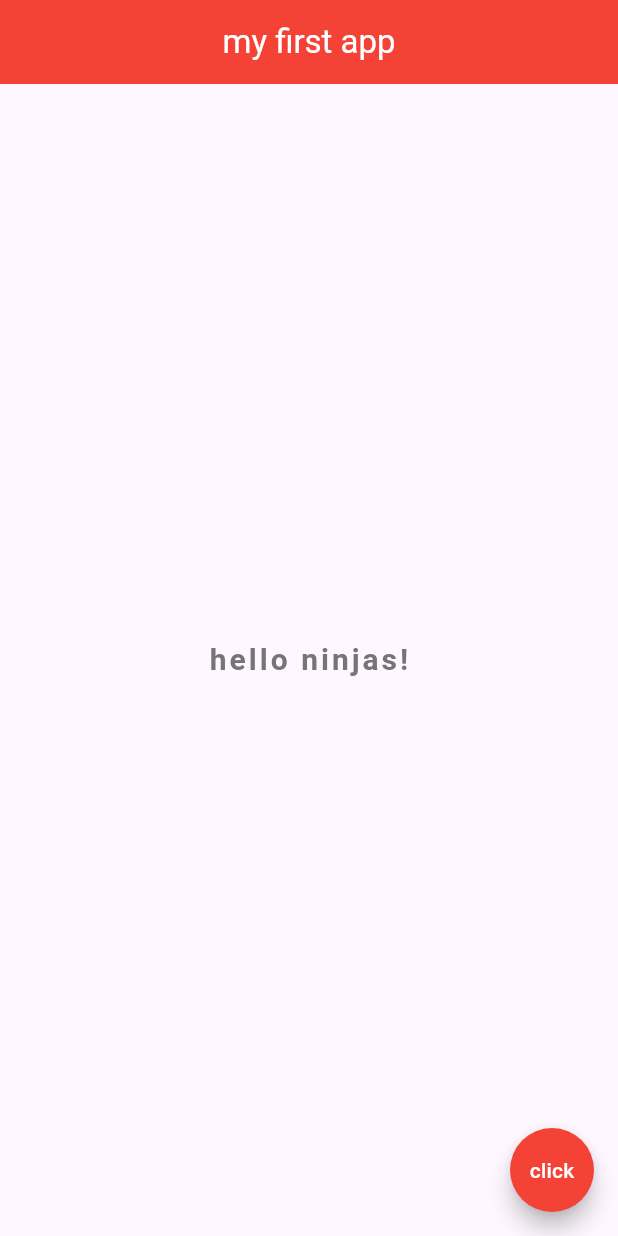
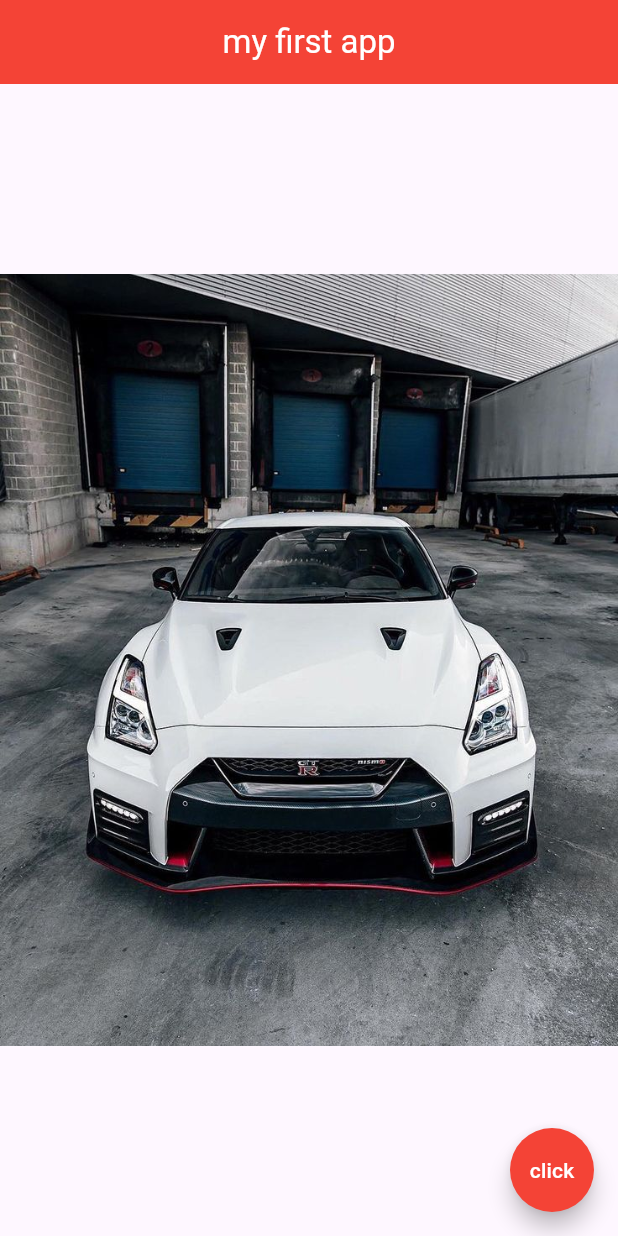
Before and after one commit to le-flav-b/flutter-tuto, a Flutter app: the screen it shows after launch, on a phone screen of 412 x 824 dp. Run offline on Flutter 3.47's test engine with Material 3 defaults, Android fonts, the phone set to English and light mode, and no system bars.

Commit message:
#8 - Images & Assets

```diff
--- a/lib/main.dart
+++ b/lib/main.dart
@@ -17,15 +17,7 @@
         centerTitle: true,
       ),
       body: Center(
-        child: Text(
-          'hello ninjas!',
-          style: TextStyle(
-            fontSize: 20,
-            fontWeight: FontWeight.bold,
-            letterSpacing: 2.0,
-            color: Colors.grey[600],
-          ),
-        ),
+        child: Image.asset('assets/portrait.jpg')
       ),
       floatingActionButton: FloatingActionButton(
         onPressed: () {},
--- a/pubspec.yaml
+++ b/pubspec.yaml
@@ -58,9 +58,8 @@
   uses-material-design: true
 
   # To add assets to your application, add an assets section, like this:
-  # assets:
-  #   - images/a_dot_burr.jpeg
-  #   - images/a_dot_ham.jpeg
+  assets:
+    - assets/
 
   # An image asset can refer to one or more resolution-specific "variants", see
   # https://flutter.dev/to/resolution-aware-images
```
Also changed, not shown: assets/landscape.jpg (added), assets/portrait.jpg (added), assets/square.jpg (added).
